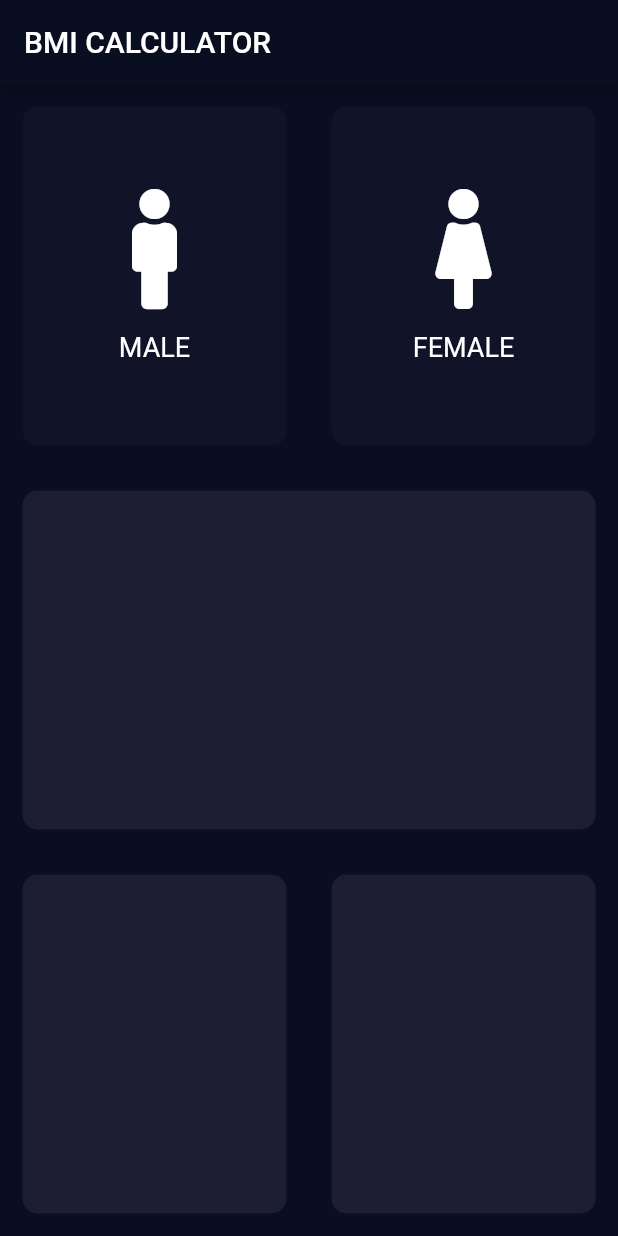
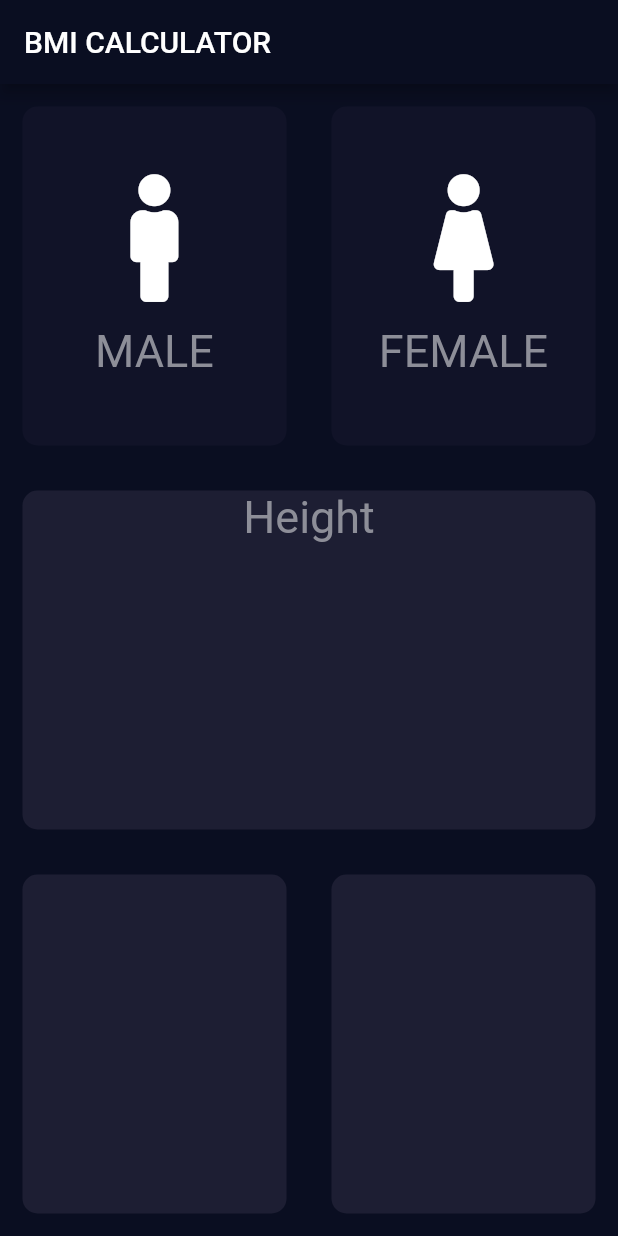
Before and after one commit to saqlainabbas068/flutter_BMICalculator_app, a Flutter app: the screen it shows after launch, on a phone screen of 412 x 824 dp. Run offline on Flutter 3.47's test engine with Material 2 defaults, Android fonts, the phone set to English and light mode, and no system bars; our stand-ins replace font_awesome_flutter.

Commit message:
Done Lecture 64 : create separate for constants

```diff
--- /dev/null
+++ b/lib/ConstantFile.dart
@@ -0,0 +1,10 @@
+import 'package:flutter/material.dart';
+
+
+const activeColor = Color(0xFF1D1E33);
+const deactiveColor = Color(0xFF111328);
+const kLabelStyle = TextStyle(
+fontSize: 30.0,
+color: Color(0xFF8D8E98),
+
+);
--- a/lib/IconTextFile.dart
+++ b/lib/IconTextFile.dart
@@ -1,11 +1,13 @@
 import 'package:flutter/material.dart';
+import 'package:flutter_app_lecture55/ConstantFile.dart';
+import 'ConstantFile.dart';
+
 
 class RepeatTextAndIconWidget extends StatelessWidget {
   RepeatTextAndIconWidget({@required this.iconData, this.label});
 
   final IconData iconData;
   final String label;
-
 
   @override
   Widget build(BuildContext context) {
@@ -14,17 +16,14 @@ class RepeatTextAndIconWidget extends StatelessWidget {
       children: <Widget>[
         Icon(
           iconData,
-          size: 80.0,
+          size: 85.0,
         ),
         SizedBox(
           height: 15.0,
         ),
         Text(
           label,
-          style: TextStyle(
-            fontSize: 18.0,
-
-          ),
+          style:kLabelStyle,
         ),
       ],
     );
--- a/lib/input_page.dart
+++ b/lib/input_page.dart
@@ -1,11 +1,11 @@
 import 'package:flutter/cupertino.dart';
 import 'package:flutter/material.dart';
+import 'package:flutter_app_lecture55/ConstantFile.dart';
 import 'package:font_awesome_flutter/font_awesome_flutter.dart';
 import 'IconTextFile.dart';
 import 'ContainerFile.dart';
+import 'ConstantFile.dart';
 
-const activeColor = Color(0xFF1D1E33);
-const deactiveColor = Color(0xFF111328);
 enum Gender
 {
   male,
@@ -45,6 +45,7 @@ class _InputPageState extends State<InputPage> {
         title: Text('BMI CALCULATOR' ),
       ),
       body: Column(
+          crossAxisAlignment: CrossAxisAlignment.stretch,
       children: <Widget>[
         Expanded(child: Row(
           children: <Widget>[
@@ -84,6 +85,13 @@ class _InputPageState extends State<InputPage> {
 
         Expanded(child: new RepeatContainerCode(
           colors: Color(0xFF1D1E33),
+          cardWidget: Column(
+            children: <Widget>[
+              Text('Height',style: kLabelStyle),
+
+            ],
+
+            )
         ),
         ),
 
@@ -93,6 +101,7 @@ class _InputPageState extends State<InputPage> {
             colors: Color(0xFF1D1E33),
           ),
           ),
+
           Expanded(
               child: new RepeatContainerCode(
                 colors: Color(0xFF1D1E33),
```
Also changed, not shown: 1 other file.
